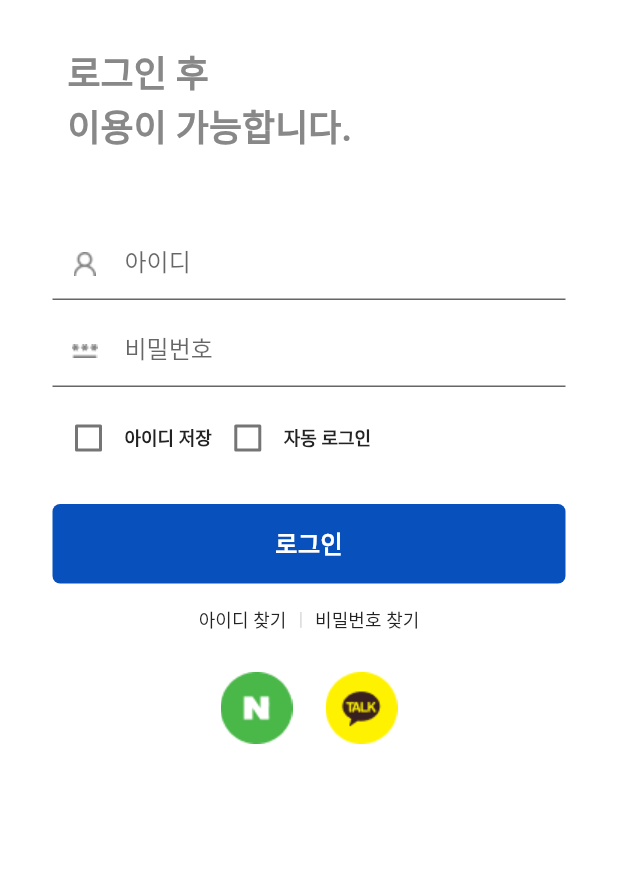
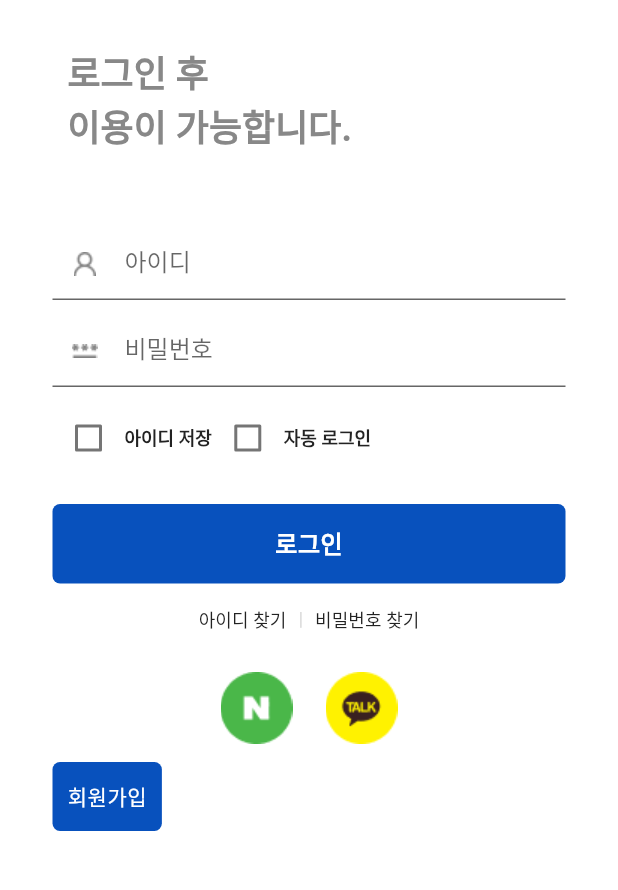
Before and after one commit to metasoft-official/beautycare-kiosk, a Flutter app: the screen it shows after launch, after a tap on the "search" icon, on a phone screen of 412 x 824 dp, the part 255-1145 px from its top. Run offline on Flutter 3.47's test engine with Material 2 defaults, Android fonts, the phone set to English and light mode, and no system bars; our stand-ins replace camera, dio, firebase_auth, firebase_core, firebase_messaging, flutter_hooks and 10 more; missing offline and left inert: kakao_flutter_sdk_user; accounts and stored records are empty; generated files the repository leaves out were written again; Roboto replaces fonts that are missing (NotoSansKR, noto_sans_kr); project files that could hold a hidden picture were left out.

Commit message:
test: 로그인 화면 회원가입 버튼 임시 추가

```diff
--- a/lib/user/view/pages/login_page.dart
+++ b/lib/user/view/pages/login_page.dart
@@ -281,7 +281,12 @@ class _LoginPageState extends ConsumerState<LoginPage> {
                     ),
                   ),
                 ],
-              )
+              ),
+              ElevatedButton(
+                style: AppButtonTheme.basicElevatedButtonTheme,
+                onPressed: () => context.pushNamed('register'),
+                child: Text('회원가입'),
+              ),
             ],
           ),
         ),
```
